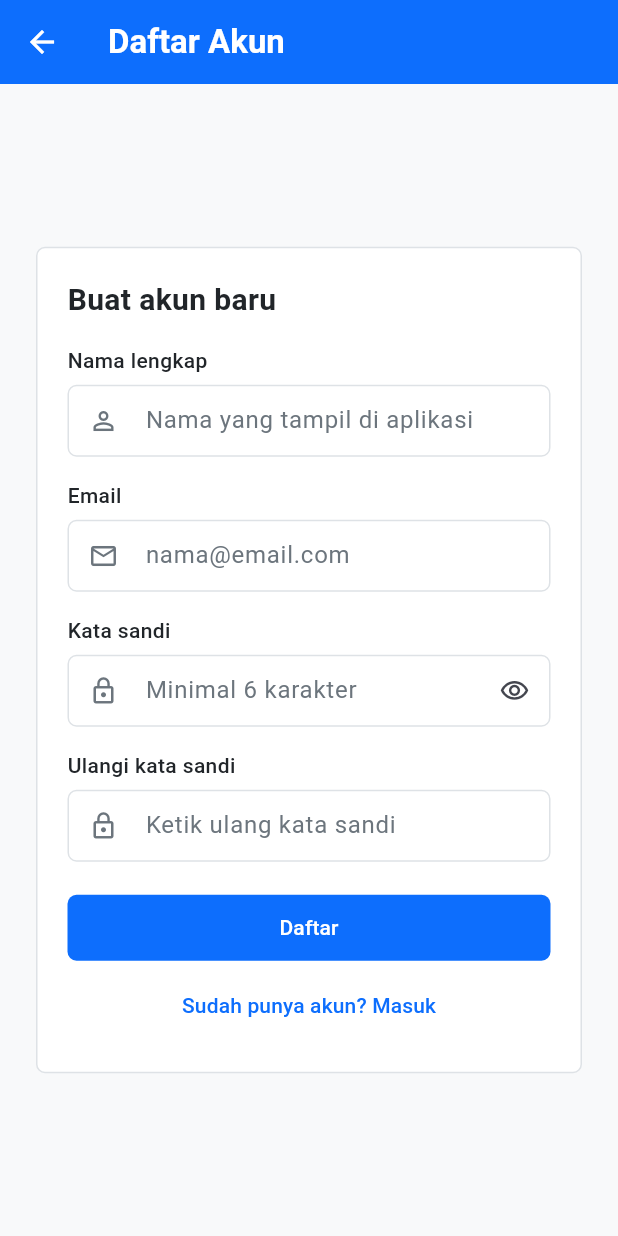
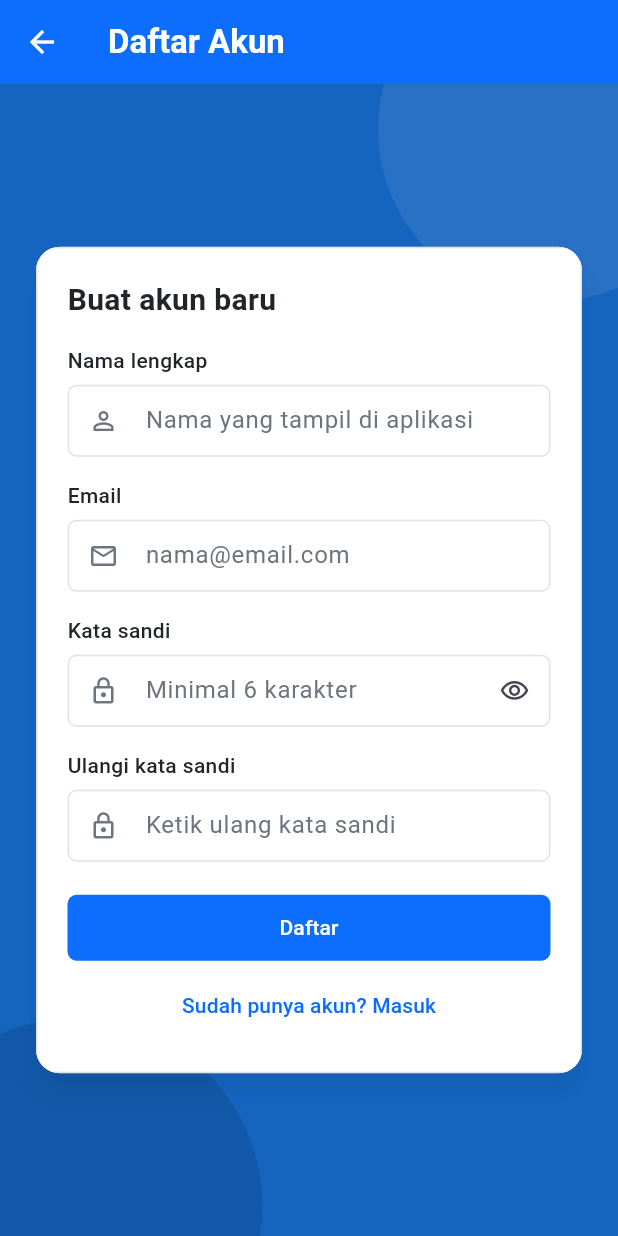
Before and after one commit to Teriristan/MOBPROG_UAS, a Flutter app: the screen it shows after launch, after a tap on "Masuk", after a tap on "Daftar", on a phone screen of 412 x 824 dp. Run offline on Flutter 3.47's test engine with Material 3 defaults, Android fonts, the phone set to English and light mode, and no system bars; our stand-ins replace flutter_map, geolocator, image_picker, latlong2, shared_preferences; accounts and stored records are empty.

Commit message:
Memperbarui bagian Login, Register, Auth_provider dan app

```diff
--- a/lib/providers/auth_provider.dart
+++ b/lib/providers/auth_provider.dart
@@ -1,12 +1,7 @@
 import 'package:flutter/foundation.dart';
-
 import '../models/session_user.dart';
 import '../services/auth_service.dart';
 
-/// Menyimpan status login dan menyediakan aksi masuk / daftar / keluar.
-///
-/// Sesi login diingat di localStorage, jadi setelah halaman dimuat ulang
-/// pengguna tetap masuk.
 class AuthProvider extends ChangeNotifier {
   AuthProvider({AuthService? authService})
     : _auth = authService ?? AuthService() {
@@ -19,7 +14,6 @@ class AuthProvider extends ChangeNotifier {
   SessionUser? get user => _user;
   bool get isLoggedIn => _user != null;
 
-  /// Nama pengguna yang sedang masuk.
   String get displayName {
     final u = _user;
     if (u == null) return 'Pengguna';
@@ -40,8 +34,6 @@ class AuthProvider extends ChangeNotifier {
     notifyListeners();
   }
 
-  /// Mengubah nama tampilan akun (profil diubah terpisah lewat UserService;
-  /// pemanggilan ini hanya memastikan nama di akun ikut berubah).
   Future<void> updateDisplayName(String name) async {
     await _auth.updateDisplayName(name);
     _user = _auth.currentUser;
@@ -54,21 +46,21 @@ class AuthProvider extends ChangeNotifier {
     notifyListeners();
   }
 
-  /// Menghapus semua data lokal, memuat ulang data contoh, dan keluar.
   Future<void> resetLocalData() async {
     try {
       await _auth.resetLocalData();
     } finally {
-      // Sesi sudah terhapus di memori walau penyimpanan gagal, jadi status
-      // login di sini harus ikut mengikuti database.
       syncSession();
     }
   }
 
-  /// Membaca ulang akun yang sedang masuk dari database. Dipanggil setelah
-  /// isi database diganti dari luar, misalnya saat memulihkan cadangan.
   void syncSession() {
     _user = _auth.currentUser;
     notifyListeners();
   }
+
+  void forceRequireLogin() {
+    _user = null;
+    notifyListeners();
+  }
 }
--- a/lib/screens/auth/login_screen.dart
+++ b/lib/screens/auth/login_screen.dart
@@ -58,7 +58,35 @@ class _LoginScreenState extends State<LoginScreen> {
   @override
   Widget build(BuildContext context) {
     return Scaffold(
-      body: SafeArea(
+      backgroundColor: const Color(0xFF1565C0),
+      body: Stack(
+        fit: StackFit.expand,
+        children: [
+          Positioned(
+            top: -90,
+            right: -70,
+            child: Container(
+              width: 240,
+              height: 240,
+              decoration: BoxDecoration(
+                color: Colors.white.withValues(alpha: 0.08),
+                shape: BoxShape.circle,
+              ),
+            ),
+          ),
+          Positioned(
+            bottom: -110,
+            left: -80,
+            child: Container(
+              width: 260,
+              height: 260,
+              decoration: BoxDecoration(
+                color: Colors.black.withValues(alpha: 0.12),
+                shape: BoxShape.circle,
+              ),
+            ),
+          ),
+          SafeArea(
             child: Center(
               child: SingleChildScrollView(
                 padding: const EdgeInsets.all(24),
@@ -66,21 +94,49 @@ class _LoginScreenState extends State<LoginScreen> {
                   constraints: const BoxConstraints(maxWidth: 420),
                   child: Column(
                     children: [
-                  const AppLogo(size: 88),
+                      Container(
+                        padding: const EdgeInsets.all(14),
+                        decoration: BoxDecoration(
+                          color: Colors.white.withValues(alpha: 0.16),
+                          shape: BoxShape.circle,
+                          border: Border.all(
+                            color: Colors.white.withValues(alpha: 0.35),
+                          ),
+                        ),
+                        child: ColorFiltered(
+                          colorFilter: const ColorFilter.mode(
+                            Colors.white,
+                            BlendMode.srcIn,
+                          ),
+                          child: const AppLogo(size: 88),
+                        ),
+                      ),
                       const SizedBox(height: 12),
                       const Text(
                         AppConstants.appName,
-                    style: TextStyle(fontSize: 28, fontWeight: FontWeight.w600),
+                        style: TextStyle(
+                          fontSize: 28,
+                          fontWeight: FontWeight.w600,
+                          color: Colors.white,
+                        ),
                       ),
                       const SizedBox(height: 4),
-                  const Text(
+                      Text(
                         'Rekam aktivitas, bagikan, dan saling menyemangati.',
                         textAlign: TextAlign.center,
-                    style: TextStyle(color: BsColors.muted),
+                        style: TextStyle(
+                          color: Colors.white.withValues(alpha: 0.88),
+                        ),
                       ),
                       const SizedBox(height: 24),
                       SizedBox(
                         width: double.infinity,
+                        child: Material(
+                          color: Colors.white,
+                          elevation: 8,
+                          shadowColor: Colors.black.withValues(alpha: 0.25),
+                          borderRadius: BorderRadius.circular(16),
+                          clipBehavior: Clip.antiAlias,
                           child: BsCard(
                             padding: const EdgeInsets.all(20),
                             child: Form(
@@ -113,7 +169,9 @@ class _LoginScreenState extends State<LoginScreen> {
                                     textInputAction: TextInputAction.next,
                                     validator: (v) {
                                       final value = v?.trim() ?? '';
-                                if (value.isEmpty) return 'Email wajib diisi';
+                                      if (value.isEmpty) {
+                                        return 'Email wajib diisi';
+                                      }
                                       if (!AuthService.isValidEmail(value)) {
                                         return 'Format email tidak valid';
                                       }
@@ -156,13 +214,16 @@ class _LoginScreenState extends State<LoginScreen> {
                             ),
                           ),
                         ),
+                      ),
                       const SizedBox(height: 16),
                       Row(
                         mainAxisAlignment: MainAxisAlignment.center,
                         children: [
-                      const Text(
+                          Text(
                             'Belum punya akun?',
-                        style: TextStyle(color: BsColors.muted),
+                            style: TextStyle(
+                              color: Colors.white.withValues(alpha: 0.88),
+                            ),
                           ),
                           TextButton(
                             onPressed: _loading
@@ -172,16 +233,25 @@ class _LoginScreenState extends State<LoginScreen> {
                                       builder: (_) => const RegisterScreen(),
                                     ),
                                   ),
-                        child: const Text('Daftar'),
+                            child: const Text(
+                              'Daftar',
+                              style: TextStyle(
+                                color: Colors.white,
+                                fontWeight: FontWeight.w600,
+                              ),
+                            ),
                           ),
                         ],
                       ),
                       const SizedBox(height: 4),
-                  const Text(
+                      Text(
                         'Tanpa server: akun dan aktivitas disimpan di '
                         'localStorage perangkat ini.',
                         textAlign: TextAlign.center,
-                    style: TextStyle(fontSize: 12, color: BsColors.muted),
+                        style: TextStyle(
+                          fontSize: 12,
+                          color: Colors.white.withValues(alpha: 0.72),
+                        ),
                       ),
                       TextButton(
                         onPressed: _loading
@@ -189,7 +259,10 @@ class _LoginScreenState extends State<LoginScreen> {
                             : () => confirmAndResetLocalData(context),
                         child: const Text(
                           'Atur ulang data lokal',
-                      style: TextStyle(fontSize: 12),
+                          style: TextStyle(
+                            fontSize: 12,
+                            color: Colors.white,
+                          ),
                         ),
                       ),
                     ],
@@ -198,6 +271,8 @@ class _LoginScreenState extends State<LoginScreen> {
               ),
             ),
           ),
+        ],
+      ),
     );
   }
 }
--- a/lib/screens/auth/register_screen.dart
+++ b/lib/screens/auth/register_screen.dart
@@ -53,9 +53,9 @@ class _RegisterScreenState extends State<RegisterScreen> {
         _passC.text,
       );
 
-      // AuthGate sudah menampilkan halaman utama di belakang layar ini,
-      // jadi tutup layar daftar agar halaman utama terlihat.
-      if (mounted) Navigator.of(context).popUntil((route) => route.isFirst);
+      if (!mounted) return;
+      context.read<AuthProvider>().forceRequireLogin();
+      Navigator.of(context).popUntil((route) => route.isFirst);
     } catch (e) {
       if (mounted) setState(() => _error = AuthService.messageFor(e));
     } finally {
@@ -66,8 +66,36 @@ class _RegisterScreenState extends State<RegisterScreen> {
   @override
   Widget build(BuildContext context) {
     return Scaffold(
+      backgroundColor: const Color(0xFF1565C0),
       appBar: const BsAppBar(title: 'Daftar Akun'),
-      body: SafeArea(
+      body: Stack(
+        fit: StackFit.expand,
+        children: [
+          Positioned(
+            top: -85,
+            right: -70,
+            child: Container(
+              width: 230,
+              height: 230,
+              decoration: BoxDecoration(
+                color: Colors.white.withValues(alpha: 0.08),
+                shape: BoxShape.circle,
+              ),
+            ),
+          ),
+          Positioned(
+            bottom: -105,
+            left: -75,
+            child: Container(
+              width: 250,
+              height: 250,
+              decoration: BoxDecoration(
+                color: Colors.black.withValues(alpha: 0.12),
+                shape: BoxShape.circle,
+              ),
+            ),
+          ),
+          SafeArea(
             child: Center(
               child: SingleChildScrollView(
                 padding: const EdgeInsets.all(24),
@@ -75,6 +103,12 @@ class _RegisterScreenState extends State<RegisterScreen> {
                   constraints: const BoxConstraints(maxWidth: 420),
                   child: SizedBox(
                     width: double.infinity,
+                    child: Material(
+                      color: Colors.white,
+                      elevation: 8,
+                      shadowColor: Colors.black.withValues(alpha: 0.25),
+                      borderRadius: BorderRadius.circular(16),
+                      clipBehavior: Clip.antiAlias,
                       child: BsCard(
                         padding: const EdgeInsets.all(20),
                         child: Form(
@@ -146,14 +180,17 @@ class _RegisterScreenState extends State<RegisterScreen> {
                                         : Icons.visibility_off_outlined,
                                     size: 20,
                                   ),
-                            onPressed: () =>
-                                setState(() => _hidePassword = !_hidePassword),
+                                  onPressed: () => setState(
+                                    () => _hidePassword = !_hidePassword,
+                                  ),
                                 ),
                                 validator: (v) {
                                   if (v == null || v.isEmpty) {
                                     return 'Kata sandi wajib diisi';
                                   }
-                            if (v.length < 6) return 'Minimal 6 karakter';
+                                  if (v.length < 6) {
+                                    return 'Minimal 6 karakter';
+                                  }
                                   return null;
                                 },
                               ),
@@ -193,6 +230,9 @@ class _RegisterScreenState extends State<RegisterScreen> {
                 ),
               ),
             ),
+          ),
+        ],
+      ),
     );
   }
 }
```
Also changed, not shown: lib/app.dart (+0 -7 lines). Lines whose indentation alone changed are shown as unchanged.
